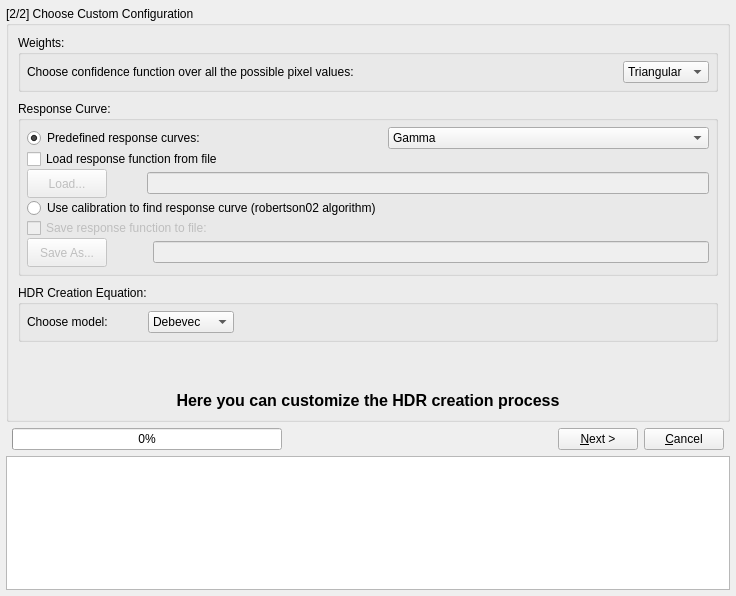
LuminanceHDR/LuminanceHDR, file src/HdrWizard/HdrWizard.ui: the form before one commit.
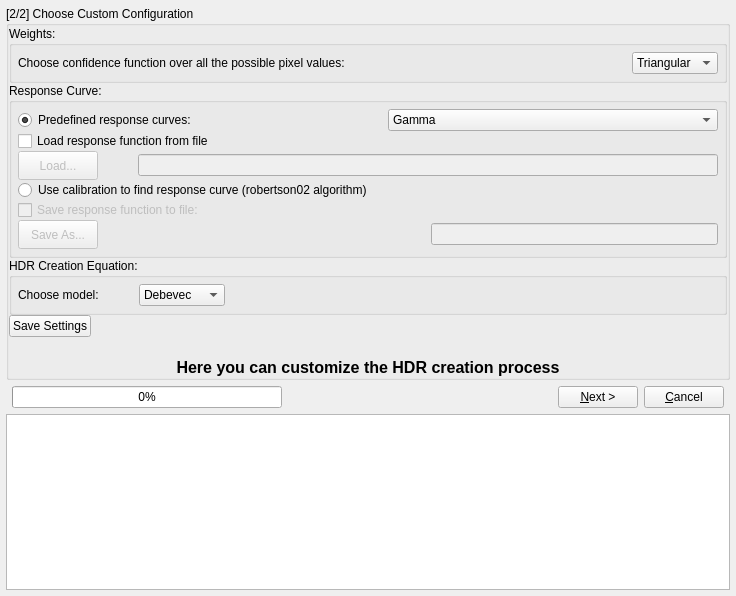
The form after the commit. The open tabs and pages were chosen to show the change. Icons and pictures are not drawn.

Commit message: [HdrWizard]: Add ability to save custom hdr creation profiles

Diff of the .ui file:
```diff
--- a/src/HdrWizard/HdrWizard.ui
+++ b/src/HdrWizard/HdrWizard.ui
@@ -127,7 +127,7 @@
 &lt;p align=&quot;center&quot; style=&quot; margin-top:0px; margin-bottom:0px; margin-left:0px; margin-right:0px; -qt-block-indent:0; text-indent:0px;&quot;&gt;&lt;span style=&quot; font-size:16pt; font-weight:600;&quot;&gt;HDR Creation Wizard&lt;/span&gt;&lt;/p&gt;
 &lt;p align=&quot;center&quot; style=&quot;-qt-paragraph-type:empty; margin-top:0px; margin-bottom:0px; margin-left:0px; margin-right:0px; -qt-block-indent:0; text-indent:0px; font-size:16pt; font-weight:600;&quot;&gt;&lt;/p&gt;
 &lt;p align=&quot;center&quot; style=&quot;-qt-paragraph-type:empty; margin-top:0px; margin-bottom:0px; margin-left:0px; margin-right:0px; -qt-block-indent:0; text-indent:0px; font-size:16pt; font-weight:600;&quot;&gt;&lt;/p&gt;
-&lt;p align=&quot;justify&quot; style=&quot; margin-top:0px; margin-bottom:0px; margin-left:0px; margin-right:0px; -qt-block-indent:0; text-indent:0px;&quot;&gt;This tool help you in fusing bracketed images taken with different exposures to make an &lt;a href=&quot;http://en.wikipedia.org/wiki/High_Dynamic_Range&quot;&gt;&lt;span style=&quot; text-decoration: underline; color:#0057ae;&quot;&gt;HDR Image&lt;/span&gt;&lt;/a&gt;. &lt;/p&gt;
+&lt;p align=&quot;justify&quot; style=&quot; margin-top:0px; margin-bottom:0px; margin-left:0px; margin-right:0px; -qt-block-indent:0; text-indent:0px;&quot;&gt;This tool helps you in fusing bracketed images taken with different exposures to make an &lt;a href=&quot;http://en.wikipedia.org/wiki/High_Dynamic_Range&quot;&gt;&lt;span style=&quot; text-decoration: underline; color:#0057ae;&quot;&gt;HDR Image&lt;/span&gt;&lt;/a&gt;. &lt;/p&gt;
 &lt;p align=&quot;justify&quot; style=&quot;-qt-paragraph-type:empty; margin-top:0px; margin-bottom:0px; margin-left:0px; margin-right:0px; -qt-block-indent:0; text-indent:0px;&quot;&gt;&lt;/p&gt;
 &lt;p align=&quot;justify&quot; style=&quot; margin-top:0px; margin-bottom:0px; margin-left:0px; margin-right:0px; -qt-block-indent:0; text-indent:0px;&quot;&gt;The bracketed images must be taken with the same camera in the same conditions and possibly using a tripod.&lt;/p&gt;
 &lt;p align=&quot;justify&quot; style=&quot;-qt-paragraph-type:empty; margin-top:0px; margin-bottom:0px; margin-left:0px; margin-right:0px; -qt-block-indent:0; text-indent:0px;&quot;&gt;&lt;/p&gt;
@@ -648,16 +648,8 @@
            <property name="title">
             <string>[2/2] Choose Settings for HDR Creation</string>
            </property>
-           <layout class="QGridLayout" name="gridLayout_4">
+           <layout class="QGridLayout" name="gridLayout">
             <item row="0" column="0">
-             <layout class="QVBoxLayout" name="verticalLayout_6">
-              <property name="spacing">
-               <number>6</number>
-              </property>
-              <property name="margin">
-               <number>9</number>
-              </property>
-              <item>
                <layout class="QHBoxLayout">
                 <property name="spacing">
                  <number>14</number>
@@ -721,7 +713,7 @@
                 </item>
                </layout>
               </item>
-              <item>
+            <item row="1" column="0">
                <layout class="QHBoxLayout">
                 <property name="spacing">
                  <number>6</number>
@@ -770,7 +762,7 @@
                 </item>
                </layout>
               </item>
-              <item>
+            <item row="2" column="0">
                <layout class="QHBoxLayout">
                 <property name="spacing">
                  <number>6</number>
@@ -819,7 +811,7 @@
                 </item>
                </layout>
               </item>
-              <item>
+            <item row="3" column="0">
                <layout class="QHBoxLayout">
                 <property name="spacing">
                  <number>6</number>
@@ -868,7 +860,7 @@
                 </item>
                </layout>
               </item>
-              <item>
+            <item row="4" column="0">
                <layout class="QHBoxLayout">
                 <property name="spacing">
                  <number>6</number>
@@ -944,7 +936,7 @@
                 </item>
                </layout>
               </item>
-              <item>
+            <item row="5" column="0">
                <layout class="QHBoxLayout">
                 <property name="spacing">
                  <number>6</number>
@@ -996,14 +988,14 @@
                 </item>
                </layout>
               </item>
-              <item>
+            <item row="6" column="0">
                <widget class="Line" name="line_2">
                 <property name="orientation">
                  <enum>Qt::Horizontal</enum>
                 </property>
                </widget>
               </item>
-              <item>
+            <item row="7" column="0">
                <widget class="QCheckBox" name="customConfigCheckBox">
                 <property name="toolTip">
                  <string>Use this only if the default profiles above do not yield good results</string>
@@ -1013,20 +1005,20 @@
                 </property>
                </widget>
               </item>
-              <item>
+            <item row="8" column="0">
                <spacer>
                 <property name="orientation">
                  <enum>Qt::Vertical</enum>
                 </property>
                 <property name="sizeHint" stdset="0">
                  <size>
-                  <width>20</width>
-                  <height>40</height>
+                <width>691</width>
+                <height>103</height>
                  </size>
                 </property>
                </spacer>
               </item>
-              <item>
+            <item row="9" column="0">
                <widget class="QLabel" name="settings_label">
                 <property name="text">
                  <string>&lt;!DOCTYPE HTML PUBLIC &quot;-//W3C//DTD HTML 4.0//EN&quot; &quot;http://www.w3.org/TR/REC-html40/strict.dtd&quot;&gt;
@@ -1038,8 +1030,6 @@
                </widget>
               </item>
              </layout>
-            </item>
-           </layout>
            <zorder></zorder>
           </widget>
          </item>
@@ -1052,16 +1042,8 @@
            <property name="title">
             <string>[2/2] Choose Custom Configuration</string>
            </property>
-           <layout class="QGridLayout" name="gridLayout_8">
+           <layout class="QGridLayout" name="gridLayout_4">
             <item row="0" column="0">
-             <layout class="QVBoxLayout" name="verticalLayout_7">
-              <property name="spacing">
-               <number>9</number>
-              </property>
-              <property name="margin">
-               <number>9</number>
-              </property>
-              <item>
                <widget class="QGroupBox" name="groupBox_4">
                 <property name="sizePolicy">
                  <sizepolicy hsizetype="Preferred" vsizetype="Preferred">
@@ -1137,7 +1119,7 @@
                 </layout>
                </widget>
               </item>
-              <item>
+            <item row="1" column="0">
                <widget class="QGroupBox" name="groupBox_5">
                 <property name="sizePolicy">
                  <sizepolicy hsizetype="Preferred" vsizetype="Preferred">
@@ -1340,6 +1322,19 @@
                        </property>
                       </spacer>
                      </item>
+                   <item>
+                    <spacer name="horizontalSpacer_12">
+                     <property name="orientation">
+                      <enum>Qt::Horizontal</enum>
+                     </property>
+                     <property name="sizeHint" stdset="0">
+                      <size>
+                       <width>40</width>
+                       <height>20</height>
+                      </size>
+                     </property>
+                    </spacer>
+                   </item>
                      <item>
                       <widget class="QLineEdit" name="CurveFileNameSaveLineEdit">
                        <property name="enabled">
@@ -1357,7 +1352,7 @@
                 </layout>
                </widget>
               </item>
-              <item>
+            <item row="2" column="0">
                <widget class="QGroupBox" name="groupBox_6">
                 <property name="sizePolicy">
                  <sizepolicy hsizetype="Preferred" vsizetype="Minimum">
@@ -1435,7 +1430,31 @@
                 </layout>
                </widget>
               </item>
+            <item row="3" column="0">
+             <layout class="QHBoxLayout" name="horizontalLayout_2">
               <item>
+               <widget class="QPushButton" name="pushButtonSaveSettings">
+                <property name="text">
+                 <string>Save Settings</string>
+                </property>
+               </widget>
+              </item>
+              <item>
+               <spacer name="horizontalSpacer_13">
+                <property name="orientation">
+                 <enum>Qt::Horizontal</enum>
+                </property>
+                <property name="sizeHint" stdset="0">
+                 <size>
+                  <width>40</width>
+                  <height>20</height>
+                 </size>
+                </property>
+               </spacer>
+              </item>
+             </layout>
+            </item>
+            <item row="4" column="0">
                <spacer name="verticalSpacer">
                 <property name="orientation">
                  <enum>Qt::Vertical</enum>
@@ -1443,12 +1462,12 @@
                 <property name="sizeHint" stdset="0">
                  <size>
                   <width>20</width>
-                  <height>40</height>
+                <height>0</height>
                  </size>
                 </property>
                </spacer>
               </item>
-              <item>
+            <item row="5" column="0">
                <widget class="QLabel" name="customize_label">
                 <property name="text">
                  <string>&lt;!DOCTYPE HTML PUBLIC &quot;-//W3C//DTD HTML 4.0//EN&quot; &quot;http://www.w3.org/TR/REC-html40/strict.dtd&quot;&gt;
@@ -1458,8 +1477,6 @@
 &lt;p align=&quot;center&quot; style=&quot; margin-top:0px; margin-bottom:0px; margin-left:0px; margin-right:0px; -qt-block-indent:0; text-indent:0px;&quot;&gt;&lt;span style=&quot; font-size:12pt; font-weight:600;&quot;&gt;Here you can customize the HDR creation process&lt;/span&gt;&lt;/p&gt;&lt;/body&gt;&lt;/html&gt;</string>
                 </property>
                </widget>
-              </item>
-             </layout>
             </item>
            </layout>
           </widget>
```
Lines whose indentation alone changed are shown as unchanged. The commit also changes 2 other files.
